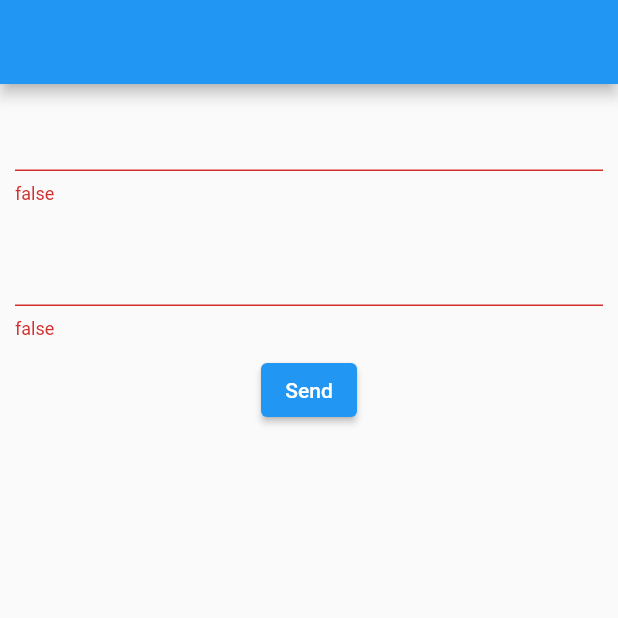
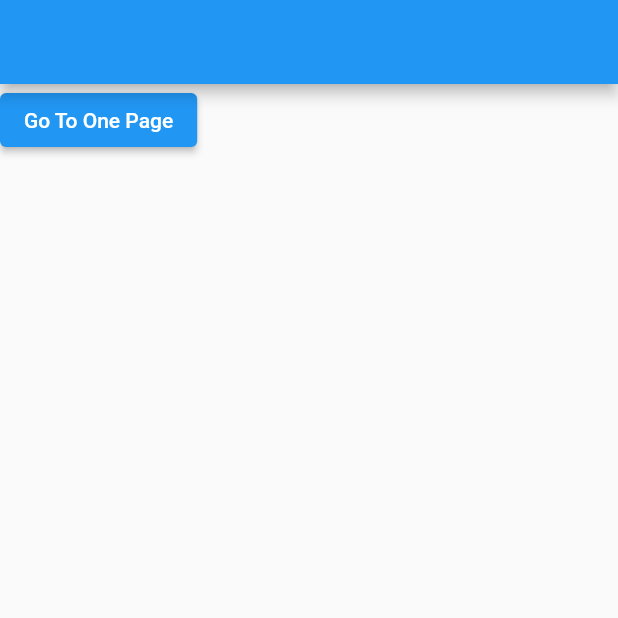
Before and after one commit to wejden7/Flutter_Tutorial, a Flutter app: the screen it shows after launch, on a phone screen of 412 x 824 dp, the top half of it. Run offline on Flutter 3.47's test engine with Material 2 defaults, Android fonts, the phone set to English and light mode, and no system bars.

Commit message:
Navigator
push

```diff
--- /dev/null
+++ b/lib/NewPage/one.dart
@@ -0,0 +1,31 @@
+import 'package:flutter/material.dart';
+
+class One extends StatefulWidget {
+  @override
+  _OneState createState() => _OneState();
+}
+
+class _OneState extends State<One> {
+  @override
+  Widget build(BuildContext context) {
+    return Scaffold(
+      appBar: AppBar(
+        title: Text("one Page"),
+        backgroundColor: Colors.black,
+      ),
+      body: Column(
+        children: [
+          Container(
+            child: Text("one page"),
+          ),
+          ElevatedButton(
+            onPressed: () {
+              Navigator.of(context).pop();
+            },
+            child: Text("Go To Test Page"),
+          ),
+        ],
+      ),
+    );
+  }
+}
--- a/lib/NewPage/test.dart
+++ b/lib/NewPage/test.dart
@@ -1,5 +1,6 @@
 import 'package:flutter/material.dart';
-import 'package:flutter/services.dart';
+import 'package:fluttertuto/NewPage/one.dart';
+import 'package:fluttertuto/NewPage/tow.dart';
 
 class Test extends StatefulWidget {
   @override
@@ -7,64 +8,19 @@ class Test extends StatefulWidget {
 }
 
 class _TestState extends State<Test> {
-  TextEditingController username = new TextEditingController();
-  GlobalKey<FormState> formState = new GlobalKey<FormState>();
-  var user;
-  var name;
   @override
   Widget build(BuildContext context) {
-    return MaterialApp(
-      home: Scaffold(
+    return Scaffold(
         appBar: AppBar(),
-        body: Form(
-          autovalidateMode: AutovalidateMode.always,
-          key: formState,
-          child: Column(
-            children: [
-              Container(
-                padding: EdgeInsets.all(10),
-                child: TextFormField(
-                  validator: (text) {
-                    if (text.length < 4) {
-                      return "false";
-                    }
-                    return null;
-                  },
-                  onSaved: (ch) {
-                    user = ch;
-                  },
-                ),
-              ),
-              Container(
-                padding: EdgeInsets.all(10),
-                child: TextFormField(
-                  validator: (text) {
-                    if (text.length < 4) {
-                      return "false";
-                    }
-                    return null;
-                  },
-                  onSaved: (ch) {
-                    name = ch;
-                  },
-                ),
-              ),
-              ElevatedButton(
-                  onPressed: () {
-                    var fomdata = formState.currentState;
-                    fomdata.save();
-                    if (fomdata.validate()) {
-                      print("valider");
-                      print("name:$name");
-                    } else {
-                      return null;
-                    }
-                  },
-                  child: Text("Send"))
-            ],
-          ),
-        ),
-      ),
-    );
+        body: Column(
+          children: [
+            ElevatedButton(
+              onPressed: () {
+                Navigator.of(context).pushNamed("one");
+              },
+              child: Text("Go To One Page"),
+            ),
+          ],
+        ));
   }
 }
--- a/lib/main.dart
+++ b/lib/main.dart
@@ -1,5 +1,8 @@
 import 'package:flutter/material.dart';
+import 'package:fluttertuto/NewPage/one.dart';
 import 'package:fluttertuto/NewPage/test.dart';
+import 'package:fluttertuto/NewPage/three.dart';
+import 'package:fluttertuto/NewPage/tow.dart';
 
 void main() {
   runApp(MyApp());
@@ -8,6 +11,10 @@ void main() {
 class MyApp extends StatelessWidget {
   @override
   Widget build(BuildContext context) {
-    return Test();
+    return MaterialApp(routes: {
+      "one": (context) => One(),
+      "tow": (context) => Tow(),
+      "three": (context) => Three()
+    }, home: Test());
   }
 }
```
Also changed, not shown: lib/NewPage/three.dart (added, +18 -0 lines), lib/NewPage/tow.dart (added, +18 -0 lines).
